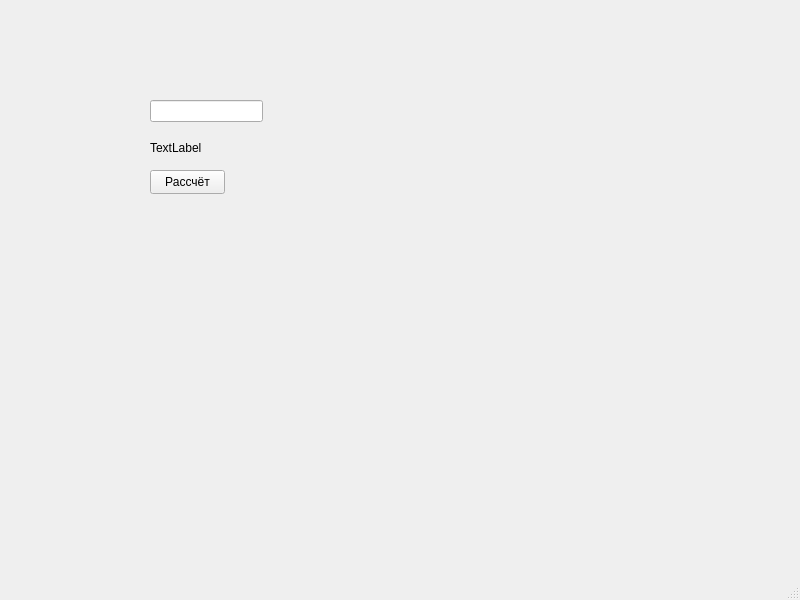
Above: dmti_project/mainwindow.ui from Renonr/DMTI_Coll before the change. Below: the same form after it.
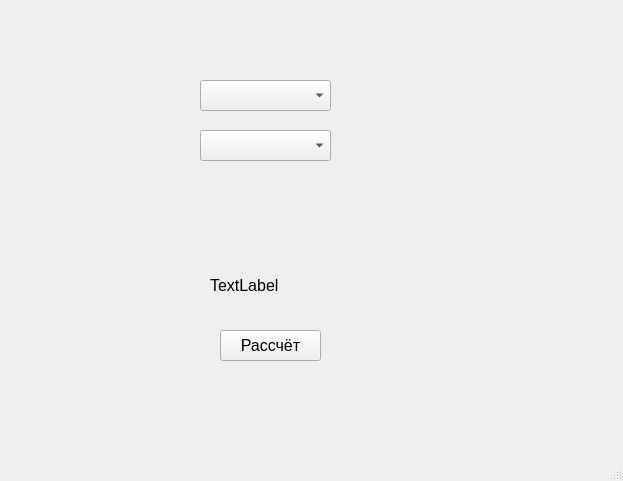
That is the form after the change.

```diff
--- a/dmti_project/mainwindow.ui
+++ b/dmti_project/mainwindow.ui
@@ -6,32 +6,27 @@
    <rect>
     <x>0</x>
     <y>0</y>
-    <width>800</width>
-    <height>600</height>
+    <width>623</width>
+    <height>481</height>
    </rect>
   </property>
   <property name="windowTitle">
    <string>MainWindow</string>
   </property>
   <widget class="QWidget" name="centralwidget">
-   <widget class="QLineEdit" name="lineEdit">
+   <widget class="QPushButton" name="calcButton">
     <property name="geometry">
      <rect>
-      <x>150</x>
-      <y>100</y>
-      <width>113</width>
-      <height>22</height>
+      <x>220</x>
+      <y>330</y>
+      <width>101</width>
+      <height>31</height>
      </rect>
     </property>
-   </widget>
-   <widget class="QPushButton" name="pushButton">
-    <property name="geometry">
-     <rect>
-      <x>150</x>
-      <y>170</y>
-      <width>75</width>
-      <height>24</height>
-     </rect>
+    <property name="font">
+     <font>
+      <pointsize>12</pointsize>
+     </font>
     </property>
     <property name="text">
      <string>Рассчёт</string>
@@ -40,16 +35,66 @@
    <widget class="QLabel" name="label">
     <property name="geometry">
      <rect>
-      <x>150</x>
-      <y>140</y>
-      <width>401</width>
-      <height>16</height>
+      <x>210</x>
+      <y>270</y>
+      <width>141</width>
+      <height>31</height>
      </rect>
     </property>
+    <property name="font">
+     <font>
+      <pointsize>12</pointsize>
+     </font>
+    </property>
     <property name="text">
      <string>TextLabel</string>
     </property>
    </widget>
+   <widget class="QComboBox" name="typeComboBox">
+    <property name="geometry">
+     <rect>
+      <x>200</x>
+      <y>80</y>
+      <width>131</width>
+      <height>31</height>
+     </rect>
+    </property>
+    <property name="font">
+     <font>
+      <pointsize>12</pointsize>
+     </font>
+    </property>
+   </widget>
+   <widget class="QComboBox" name="funcComboBox">
+    <property name="geometry">
+     <rect>
+      <x>200</x>
+      <y>130</y>
+      <width>131</width>
+      <height>31</height>
+     </rect>
+    </property>
+    <property name="font">
+     <font>
+      <pointsize>12</pointsize>
+     </font>
+    </property>
+   </widget>
+   <widget class="QWidget" name="fieldsContainer" native="true">
+    <property name="geometry">
+     <rect>
+      <x>190</x>
+      <y>180</y>
+      <width>191</width>
+      <height>80</height>
+     </rect>
+    </property>
+    <property name="font">
+     <font>
+      <pointsize>12</pointsize>
+     </font>
+    </property>
+   </widget>
   </widget>
   <widget class="QMenuBar" name="menubar">
    <property name="geometry">
```
Left out of the diff: 4 changed lines with no effect on the pictures.
